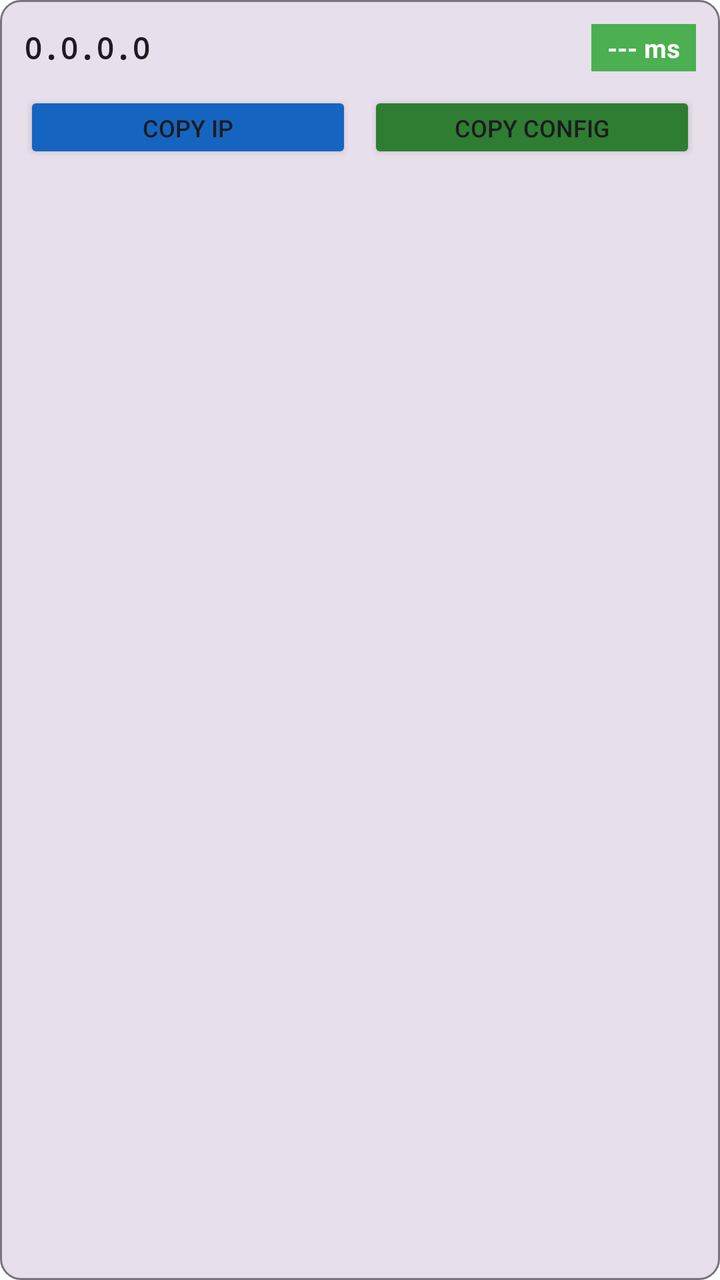
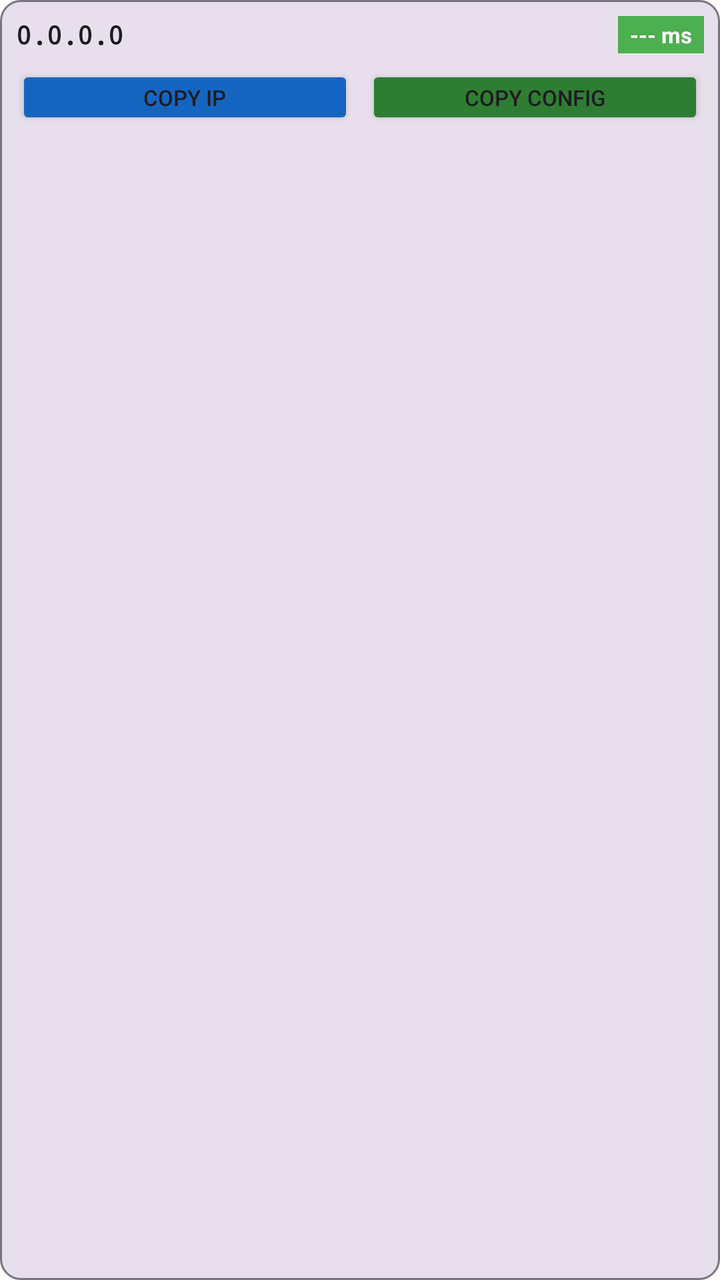

Screens rendered from an Android XML layout before and after an edit, with the pre-edit source and the edit as a unified diff.
<!-- AndroidManifest.xml: application theme AppThemeDayNight.NoActionBar -->
<!-- res/layout/item_rsta_scanner_result.xml -->
<?xml version="1.0" encoding="utf-8"?>
<LinearLayout xmlns:android="http://schemas.android.com/apk/res/android"
    android:layout_width="match_parent"
    android:layout_height="wrap_content"
    android:orientation="vertical"
    android:background="@drawable/bg_rsta_scanner_result_item"
    android:layout_marginBottom="8dp"
    android:padding="12dp">

    
    <LinearLayout
        android:layout_width="match_parent"
        android:layout_height="wrap_content"
        android:orientation="horizontal"
        android:gravity="center_vertical"
        android:layout_marginBottom="10dp">

        <TextView
            android:id="@+id/tv_ip"
            android:layout_width="0dp"
            android:layout_height="wrap_content"
            android:layout_weight="1"
            android:text="0.0.0.0"
            android:textColor="?android:attr/textColorPrimary"
            android:textSize="15sp"
            android:textStyle="bold"
            android:textDirection="ltr"
            android:fontFamily="monospace"
            android:singleLine="true"
            android:ellipsize="end" />

        
        <TextView
            android:id="@+id/tv_speed"
            android:layout_width="wrap_content"
            android:layout_height="wrap_content"
            android:text="↓ 0 KB/s ↑ 0 KB/s"
            android:textColor="#FFFFFF"
            android:textSize="11sp"
            android:textStyle="bold"
            android:textDirection="ltr"
            android:fontFamily="monospace"
            android:paddingHorizontal="7dp"
            android:paddingVertical="3dp"
            android:background="@color/rsta_scanner_speed_badge"
            android:layout_marginStart="6dp"
            android:visibility="gone" />

        <TextView
            android:id="@+id/tv_delay"
            android:layout_width="wrap_content"
            android:layout_height="wrap_content"
            android:text="--- ms"
            android:textColor="#FFFFFF"
            android:textSize="13sp"
            android:textStyle="bold"
            android:paddingHorizontal="8dp"
            android:paddingVertical="3dp"
            android:background="@color/rsta_scanner_delay_good"
            android:layout_marginStart="6dp" />
    </LinearLayout>

    
    <LinearLayout
        android:layout_width="match_parent"
        android:layout_height="wrap_content"
        android:orientation="horizontal">

        <Button
            android:id="@+id/btn_copy_ip"
            android:layout_width="0dp"
            android:layout_height="36dp"
            android:layout_weight="1"
            android:text="@string/rsta_scanner_btn_copy_ip"
            android:textSize="12sp"
            android:backgroundTint="@color/rsta_scanner_btn_copy_ip_item"
            android:layout_marginEnd="8dp" />

        <Button
            android:id="@+id/btn_copy_config"
            android:layout_width="0dp"
            android:layout_height="36dp"
            android:layout_weight="1"
            android:text="@string/rsta_scanner_btn_copy_config"
            android:textSize="12sp"
            android:backgroundTint="@color/rsta_scanner_btn_copy_config_item" />
    </LinearLayout>
</LinearLayout>
<!-- resources referenced by this layout -->
<resources>
  <color name="rsta_scanner_btn_copy_config_item">#FF2E7D32</color>
  <color name="rsta_scanner_btn_copy_ip_item">#FF1565C0</color>
  <color name="rsta_scanner_delay_good">#FF4CAF50</color>
  <color name="rsta_scanner_speed_badge">#FFE65100</color>
  <!-- drawable bg_rsta_scanner_result_item (drawable) -->
  <?xml version="1.0" encoding="utf-8"?>
  <shape xmlns:android="http://schemas.android.com/apk/res/android">
      <solid android:color="?attr/colorSurfaceVariant" />
      <stroke android:width="1dp" android:color="?attr/colorOutline" />
      <corners android:radius="10dp" />
  </shape>
  <string name="rsta_scanner_btn_copy_config">Copy config</string>
  <string name="rsta_scanner_btn_copy_ip">Copy IP</string>
  <style name="AppThemeDayNight.NoActionBar" parent="AppThemeDayNight">
          <item name="windowActionBar">false</item>
          <item name="windowNoTitle">true</item>
      </style>
  <style name="AppThemeDayNight" parent="AppThemeBase">
          
          <item name="android:windowLightStatusBar">true</item>
          <item name="android:windowLightNavigationBar" tools:targetApi="27">true</item>
      </style>
  <color name="md_theme_primary">#000000</color>
  <color name="md_theme_onPrimary">#FFFFFF</color>
  <color name="md_theme_primaryContainer">#E0E0E0</color>
  <color name="md_theme_onPrimaryContainer">#000000</color>
  <color name="md_theme_secondary">#f97910</color>
  <color name="md_theme_onSecondary">#FFFFFF</color>
  <color name="md_theme_secondaryContainer">#FFE8D6</color>
  <color name="md_theme_onSecondaryContainer">#2B1700</color>
  <color name="md_theme_tertiary">#009966</color>
  <color name="md_theme_onTertiary">#FFFFFF</color>
  <color name="md_theme_tertiaryContainer">#A0F2D0</color>
  <color name="md_theme_onTertiaryContainer">#00201A</color>
  <color name="md_theme_error">#BA1A1A</color>
  <color name="md_theme_onError">#FFFFFF</color>
  <color name="md_theme_errorContainer">#FFDAD6</color>
  <color name="md_theme_onErrorContainer">#410002</color>
  <color name="md_theme_surface">#FFFFFF</color>
  <color name="md_theme_onSurface">#1C1B1F</color>
  <color name="md_theme_surfaceVariant">#E7E0EC</color>
  <color name="md_theme_onSurfaceVariant">#49454F</color>
  <color name="md_theme_inverseSurface">#313033</color>
  <color name="md_theme_inverseOnSurface">#F4EFF4</color>
  <color name="md_theme_background">#FFFFFF</color>
  <color name="md_theme_onBackground">#1C1B1F</color>
  <color name="md_theme_outline">#79747E</color>
  <color name="md_theme_outlineVariant">#CAC4D0</color>
  <color name="md_theme_inversePrimary">#C0C0C0</color>
</resources>

<!-- the commit's change to res/layout/item_rsta_scanner_result.xml (unified diff, before → after) -->
@@ -4,8 +4,8 @@
     android:layout_height="wrap_content"
     android:orientation="vertical"
     android:background="@drawable/bg_rsta_scanner_result_item"
-    android:layout_marginBottom="8dp"
-    android:padding="12dp">
+    android:layout_marginBottom="4dp"
+    android:padding="8dp">
 
     
     <LinearLayout
@@ -13,7 +13,7 @@
         android:layout_height="wrap_content"
         android:orientation="horizontal"
         android:gravity="center_vertical"
-        android:layout_marginBottom="10dp">
+        android:layout_marginBottom="6dp">
 
         <TextView
             android:id="@+id/tv_ip"
@@ -22,7 +22,7 @@
             android:layout_weight="1"
             android:text="0.0.0.0"
             android:textColor="?android:attr/textColorPrimary"
-            android:textSize="15sp"
+            android:textSize="13sp"
             android:textStyle="bold"
             android:textDirection="ltr"
             android:fontFamily="monospace"
@@ -40,10 +40,10 @@
             android:textStyle="bold"
             android:textDirection="ltr"
             android:fontFamily="monospace"
-            android:paddingHorizontal="7dp"
-            android:paddingVertical="3dp"
+            android:paddingHorizontal="6dp"
+            android:paddingVertical="2dp"
             android:background="@color/rsta_scanner_speed_badge"
-            android:layout_marginStart="6dp"
+            android:layout_marginStart="4dp"
             android:visibility="gone" />
 
         <TextView
@@ -52,12 +52,12 @@
             android:layout_height="wrap_content"
             android:text="--- ms"
             android:textColor="#FFFFFF"
-            android:textSize="13sp"
+            android:textSize="11sp"
             android:textStyle="bold"
-            android:paddingHorizontal="8dp"
-            android:paddingVertical="3dp"
+            android:paddingHorizontal="6dp"
+            android:paddingVertical="2dp"
             android:background="@color/rsta_scanner_delay_good"
-            android:layout_marginStart="6dp" />
+            android:layout_marginStart="4dp" />
     </LinearLayout>
 
     
@@ -69,20 +69,26 @@
         <Button
             android:id="@+id/btn_copy_ip"
             android:layout_width="0dp"
-            android:layout_height="36dp"
+            android:layout_height="32dp"
             android:layout_weight="1"
+            android:padding="0dp"
+            android:insetTop="0dp"
+            android:insetBottom="0dp"
             android:text="@string/rsta_scanner_btn_copy_ip"
-            android:textSize="12sp"
+            android:textSize="11sp"
             android:backgroundTint="@color/rsta_scanner_btn_copy_ip_item"
-            android:layout_marginEnd="8dp" />
+            android:layout_marginEnd="6dp" />
 
         <Button
             android:id="@+id/btn_copy_config"
             android:layout_width="0dp"
-            android:layout_height="36dp"
+            android:layout_height="32dp"
             android:layout_weight="1"
+            android:padding="0dp"
+            android:insetTop="0dp"
+            android:insetBottom="0dp"
             android:text="@string/rsta_scanner_btn_copy_config"
-            android:textSize="12sp"
+            android:textSize="11sp"
             android:backgroundTint="@color/rsta_scanner_btn_copy_config_item" />
     </LinearLayout>
 </LinearLayout>
